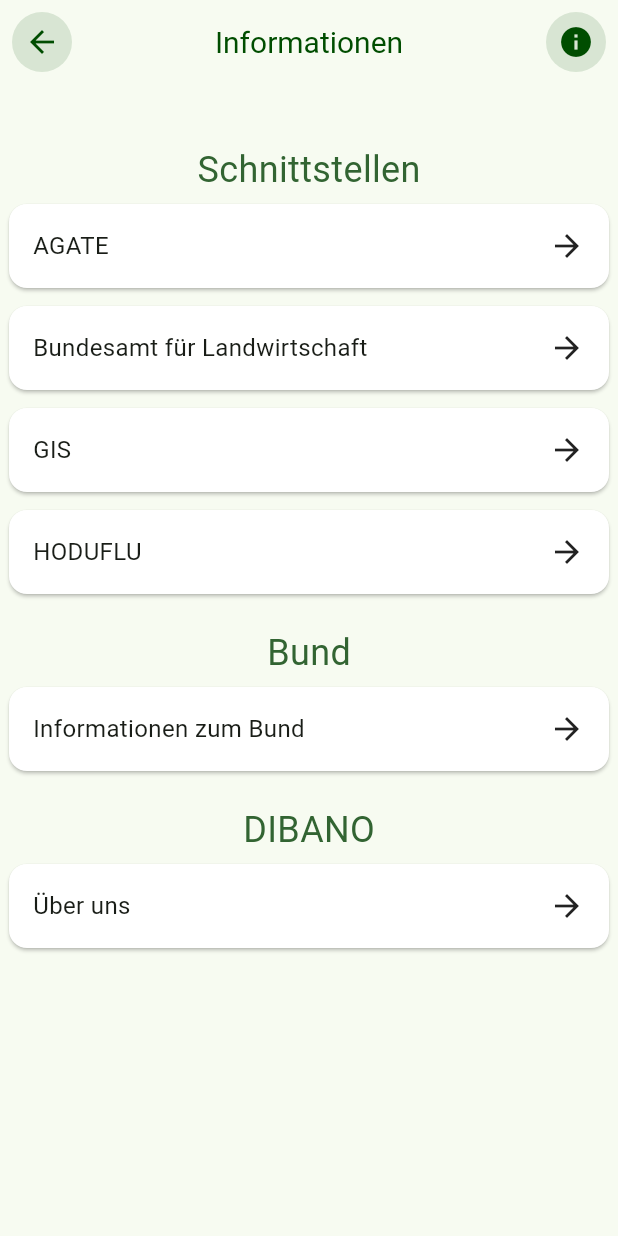
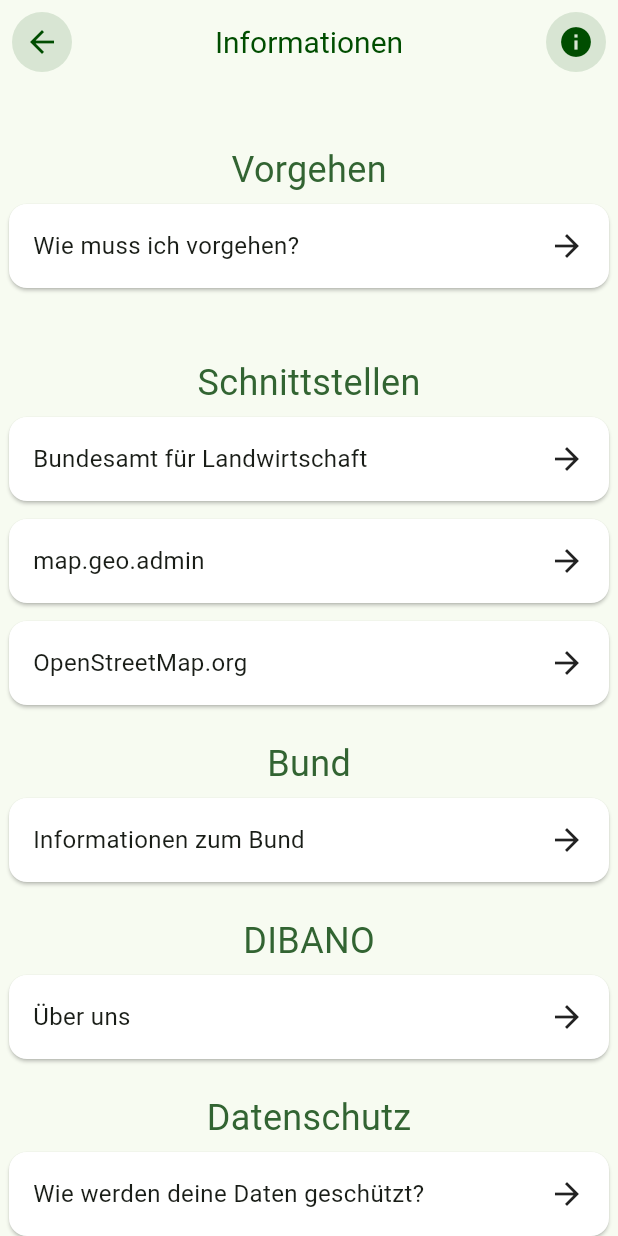
Before and after one commit to dibano/dibano-flutter, a Flutter app: the Info screen opened directly, on a phone screen of 412 x 824 dp. Run offline on Flutter 3.47's test engine with Material 3 defaults, Android fonts, the phone set to English and light mode, and no system bars; our stand-ins replace flutter_map, google_sign_in, latlong2, open_file, pdf, sqflite; accounts and stored records are empty; Roboto replaces fonts that are missing (Poppins).

Commit message:
changed information page

```diff
--- a/lib/ui/widgets/info.dart
+++ b/lib/ui/widgets/info.dart
@@ -37,18 +37,26 @@
           children: <Widget>[
             const SizedBox(height: 24),
             const SizedBox(height: 16),
-            const CustomTitle(text: 'Schnittstellen'),
+            const CustomTitle(text: 'Vorgehen'),
             DetailCard(
-              detail: Detail(name: "AGATE", isInfo: true),
+              detail: Detail(
+                name: "Wie muss ich vorgehen?",
+                isInfo: true,
+              ),
               onTap: () async {
                 await Navigator.push(
                   context,
                   MaterialPageRoute(
-                    builder: (context) => InfoDetail(title: "AGATE"),
+                    builder:
+                        (context) =>
+                            InfoDetail(title: "Vorgehen"),
                   ),
                 );
               },
             ),
+            const SizedBox(height: 24),
+            const SizedBox(height: 16),
+            const CustomTitle(text: 'Schnittstellen'),
             DetailCard(
               detail: Detail(
                 name: "Bundesamt für Landwirtschaft",
@@ -66,23 +74,23 @@
               },
             ),
             DetailCard(
-              detail: Detail(name: "GIS", isInfo: true),
+              detail: Detail(name: "map.geo.admin", isInfo: true),
               onTap: () async {
                 await Navigator.push(
                   context,
                   MaterialPageRoute(
-                    builder: (context) => InfoDetail(title: "GIS"),
+                    builder: (context) => InfoDetail(title: "map.geo.admin"),
                   ),
                 );
               },
             ),
             DetailCard(
-              detail: Detail(name: "HODUFLU", isInfo: true),
+              detail: Detail(name: "OpenStreetMap.org", isInfo: true),
               onTap: () async {
                 await Navigator.push(
                   context,
                   MaterialPageRoute(
-                    builder: (context) => InfoDetail(title: "HODUFLU"),
+                    builder: (context) => InfoDetail(title: "OpenStreetMap.org"),
                   ),
                 );
               },
@@ -115,6 +123,19 @@
                 );
               },
             ),
+            const SizedBox(height: 16),
+            const CustomTitle(text: 'Datenschutz'),
+            DetailCard(
+              detail: Detail(name: "Wie werden deine Daten geschützt?", isInfo: true),
+              onTap: () async {
+                await Navigator.push(
+                  context,
+                  MaterialPageRoute(
+                    builder: (context) => InfoDetail(title: "Datenschutz"),
+                  ),
+                );
+              },
+            ),
           ],
         ),
       ),
```
